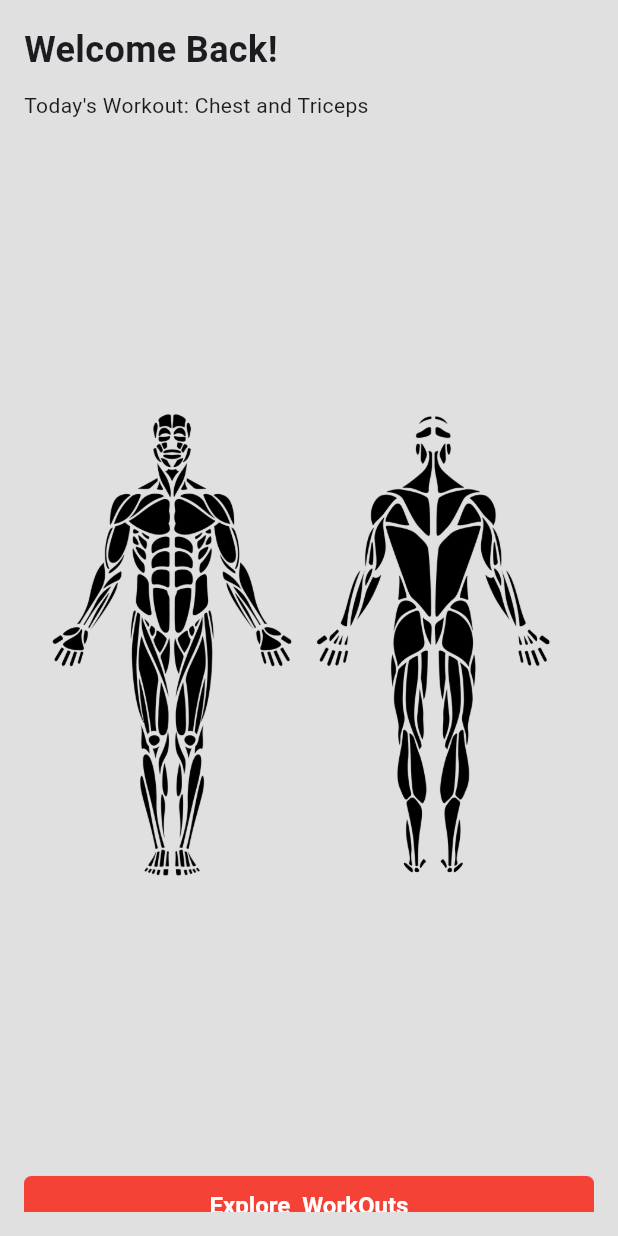
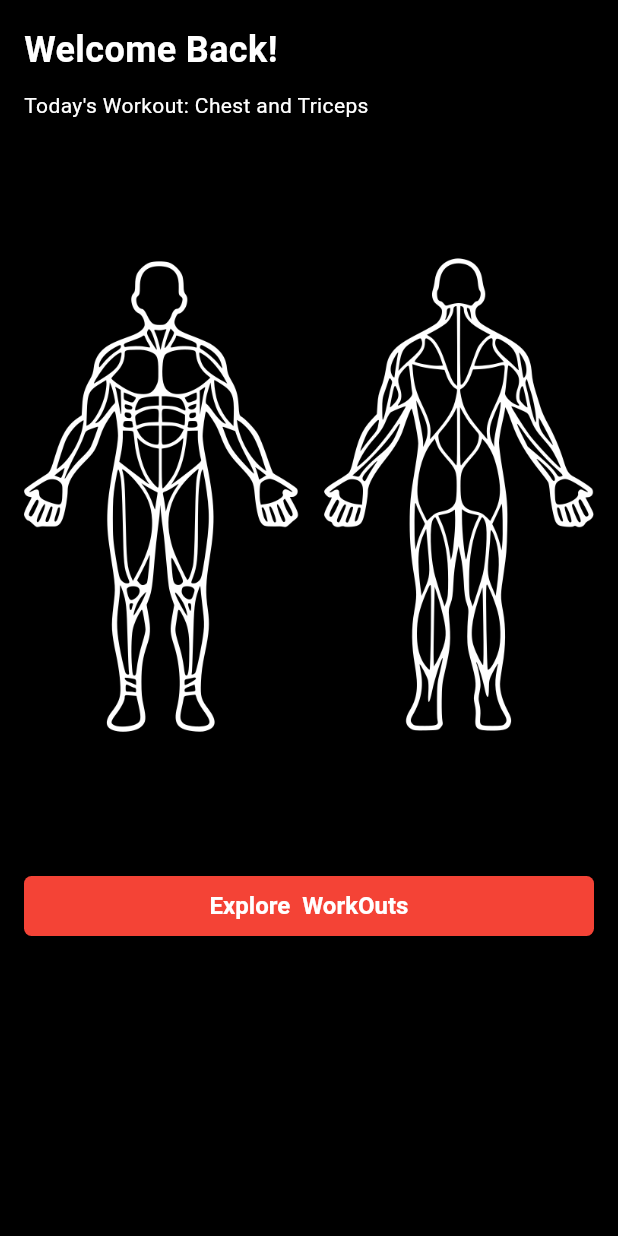
Before and after one commit to Adarsha5421/fitness_app_flutter, a Flutter app: the HomeScreen screen opened directly, on a phone screen of 412 x 824 dp. Run offline on Flutter 3.47's test engine with Material 3 defaults, Android fonts, the phone set to English and light mode, and no system bars; our stand-ins replace bloc, dartz, dio, equatable, flutter_bloc, flutter_spinkit and 8 more; accounts and stored records are empty; network calls fail; Roboto replaces fonts that are missing (Montserrat Regular).

Commit message:
FEAT :; home muscle photo

```diff
--- a/lib/features/home/presentation/pages/home_screen.dart
+++ b/lib/features/home/presentation/pages/home_screen.dart
@@ -12,6 +12,7 @@ class HomeScreen extends StatelessWidget {
     final primaryColor = theme.brightness == Brightness.dark ? Colors.redAccent : Colors.red;
 
     return Scaffold(
+      backgroundColor: Colors.black,
       // appBar: AppBar(
       //   title: const Text("Sweat"),
       //   backgroundColor: Colors.red,
@@ -22,9 +23,9 @@ class HomeScreen extends StatelessWidget {
           child: Column(
             crossAxisAlignment: CrossAxisAlignment.start,
             children: [
-              const Text("Welcome Back!", style: TextStyle(fontSize: 24, fontWeight: FontWeight.bold)),
+              const Text("Welcome Back!", style: TextStyle(fontSize: 24, fontWeight: FontWeight.bold, color: Colors.white)),
               const SizedBox(height: 10),
-              const Text("Today's Workout: Chest and Triceps"),
+              const Text("Today's Workout: Chest and Triceps", style: TextStyle(color: Colors.white)),
               // const SizedBox(height: 20),
               // const Card(
               //   elevation: 4,
@@ -49,9 +50,9 @@ class HomeScreen extends StatelessWidget {
               Container(
                   // color: Colors.amber,
                   child: Image.asset(
-                'assets/images/muscle.png',
+                'assets/images/qqq.png',
                 width: 500,
-                height: 700,
+                height: 500,
                 fit: BoxFit.fitWidth,
               )),
 
```
Also changed, not shown: assets/images/qqq.png (added).
